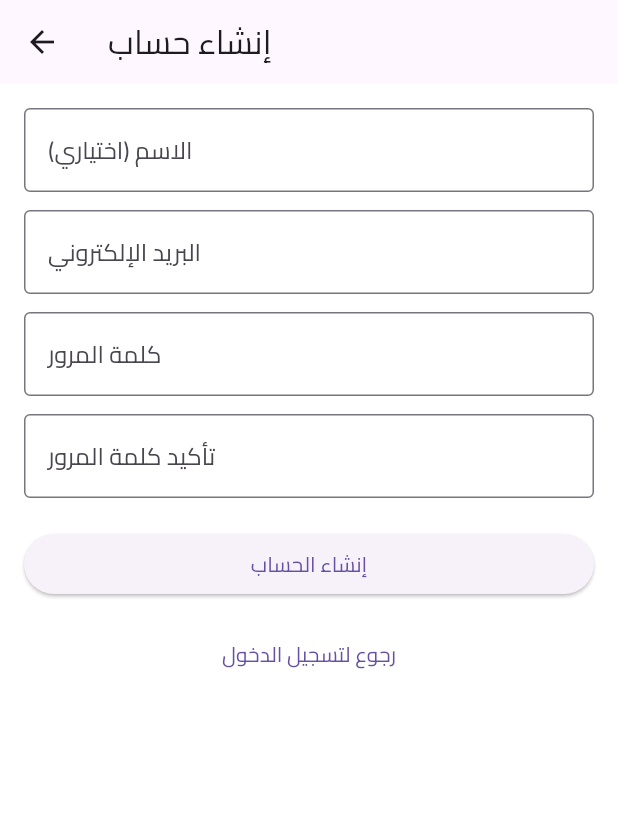
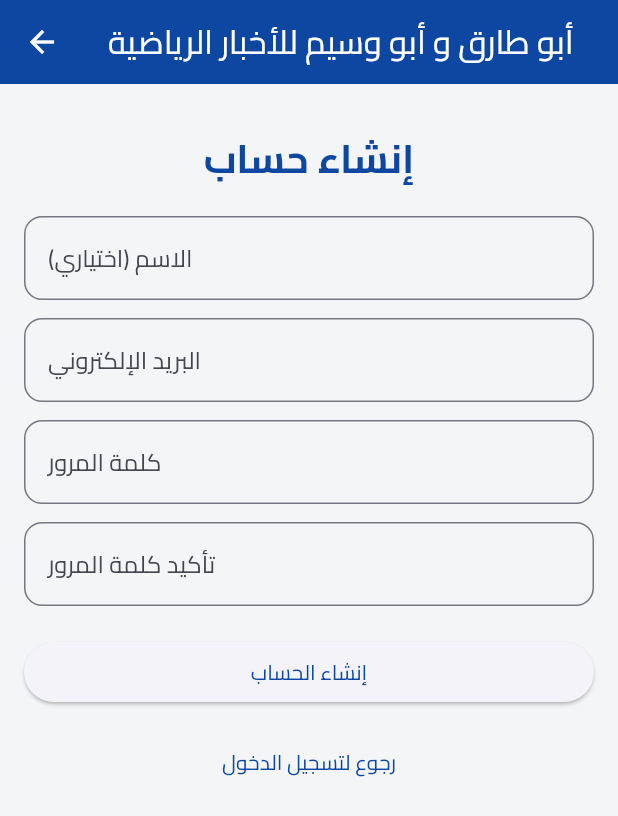
Before and after one commit to ibrahim2003lotfi/Sports_App, a Flutter app: the screen it shows after launch, after a tap on "إنشاء حساب جديد", on a phone screen of 412 x 824 dp. Shown: the top 816 px of the screen. Run offline on Flutter 3.47's test engine with Material 3 defaults, Android fonts, the phone set to English and light mode, and no system bars; our stand-ins replace cloud_firestore, firebase_auth, firebase_core, get; accounts and stored records are empty.

Commit message:
some of phase 3

```diff
--- /dev/null
+++ b/lib/app/controllers/admin/add_news_controller.dart
@@ -0,0 +1,47 @@
+import 'package:get/get.dart';
+import 'package:uuid/uuid.dart';
+
+import '../../models/news_model.dart';
+import '../../services/news_service.dart';
+
+class AddNewsController extends GetxController {
+  final title = ''.obs;
+  final description = ''.obs;
+  final sport = ''.obs;
+  final team = ''.obs;
+  final player = ''.obs;
+  final imageUrl = ''.obs;
+
+  final isLoading = false.obs;
+
+  final _service = NewsService();
+
+  Future<void> addNews() async {
+    if (title.isEmpty || description.isEmpty || sport.isEmpty) {
+      Get.snackbar("خطأ", "يجب ملء الحقول الأساسية");
+      return;
+    }
+
+    isLoading.value = true;
+
+    final id = const Uuid().v4();
+
+    final news = NewsModel(
+      id: id,
+      title: title.value,
+      description: description.value,
+      sport: sport.value,
+      team: team.value.isNotEmpty ? team.value : null,
+      player: player.value.isNotEmpty ? player.value : null,
+      imageUrl: imageUrl.value,
+      createdAt: DateTime.now(),
+    );
+
+    await _service.addNews(news);
+
+    isLoading.value = false;
+
+    Get.back();
+    Get.snackbar("تم", "تمت إضافة الخبر بنجاح");
+  }
+}
--- a/lib/app/routes/app_pages.dart
+++ b/lib/app/routes/app_pages.dart
@@ -1,7 +1,10 @@
 import 'package:get/get.dart';
 import 'package:sports_app/app/bindings/admin_binding.dart';
+import 'package:sports_app/app/controllers/admin/add_news_controller.dart';
 import 'package:sports_app/app/controllers/auth/auth_check_controller.dart';
+import 'package:sports_app/app/views/admin/add_news_view.dart';
 import 'package:sports_app/app/views/admin/admin_dashboard_view.dart';
+import 'package:sports_app/app/views/news/news_feed_view.dart';
 import 'package:sports_app/app/views/splash/splash_view.dart';
 import '../views/auth/login_view.dart';
 import '../views/auth/signup_view.dart';
@@ -54,6 +57,19 @@ GetPage(
   ],
 ),
 
+GetPage(
+  name: Routes.ADD_NEWS,
+  page: () => const AddNewsView(),
+  binding: BindingsBuilder(() {
+    Get.put(AddNewsController());
+  }),
+),
+GetPage(
+  name: Routes.NEWS_FEED,
+  page: () => NewsFeedView(),
+),
+
+
 
     // أضف بقية الصفحات (admin/superadmin) لاحقاً
   ];
--- a/lib/app/routes/app_routes.dart
+++ b/lib/app/routes/app_routes.dart
@@ -9,4 +9,7 @@ abstract class Routes {
 
   static const ADMIN_DASHBOARD = '/admin-dashboard';
   static const SUPER_ADMIN_DASHBOARD = '/super-admin-dashboard';
+
+  static const ADD_NEWS = '/add-news';
+  static const NEWS_FEED = '/news-feed';
 }
--- a/lib/app/views/auth/login_view.dart
+++ b/lib/app/views/auth/login_view.dart
@@ -10,6 +10,10 @@ class LoginView extends GetView<LoginController> {
   @override
   Widget build(BuildContext context) {
     return Scaffold(
+      appBar: AppBar(
+        title: const Text(" أبو طارق و أبو وسيم للأخبار الرياضية"),
+      ),
+
       body: Padding(
         padding: const EdgeInsets.all(20),
         child: Center(
@@ -18,19 +22,35 @@ class LoginView extends GetView<LoginController> {
               children: [
                 const Text(
                   "تسجيل الدخول",
-                  style: TextStyle(fontSize: 26, fontWeight: FontWeight.bold),
+                  style: TextStyle(
+                    fontSize: 28,
+                    fontWeight: FontWeight.bold,
+                    color: Color(0xff0D47A1),
+                  ),
                 ),
-                const SizedBox(height: 30),
+                const SizedBox(height: 20),
+
+                // كرة قدم صغيرة كستايل
+                const Icon(
+                  Icons.sports_soccer,
+                  size: 60,
+                  color: Color(0xff0D47A1),
+                ),
+
+                const SizedBox(height: 35),
+
                 CustomInput(
                   label: "البريد الإلكتروني",
                   onChanged: (v) => controller.email.value = v,
                 ),
                 const SizedBox(height: 15),
+
                 CustomInput(
                   label: "كلمة المرور",
                   isPassword: true,
                   onChanged: (v) => controller.password.value = v,
                 ),
+
                 const SizedBox(height: 25),
                 Obx(() {
                   return controller.isLoading.value
@@ -40,15 +60,14 @@ class LoginView extends GetView<LoginController> {
                           onPressed: controller.login,
                         );
                 }),
+
                 TextButton(
                   onPressed: controller.forgotPassword,
                   child: const Text("نسيت كلمة المرور؟"),
                 ),
+
                 TextButton(
-                  onPressed: () {
-                    Get.toNamed(
-                        '/signup'); // أو Routes.SIGNUP حسب ملف الراوتس عندك
-                  },
+                  onPressed: () => Get.toNamed('/signup'),
                   child: const Text("إنشاء حساب جديد"),
                 ),
               ],
--- a/lib/app/views/auth/signup_view.dart
+++ b/lib/app/views/auth/signup_view.dart
@@ -1,7 +1,7 @@
 import 'package:flutter/material.dart';
 import 'package:get/get.dart';
-import 'package:sports_app/app/widgets/custom_button.dart';
-import 'package:sports_app/app/widgets/custom_input.dart';
+import '../../widgets/custom_button.dart';
+import '../../widgets/custom_input.dart';
 import '../../controllers/auth/signup_controller.dart';
 
 class SignupView extends GetView<SignupController> {
@@ -10,34 +10,52 @@ class SignupView extends GetView<SignupController> {
   @override
   Widget build(BuildContext context) {
     return Scaffold(
-      appBar: AppBar(title: const Text('إنشاء حساب')),
+      appBar: AppBar(
+        title: const Text("أبو طارق و أبو وسيم للأخبار الرياضية"),
+      ),
+
       body: Padding(
         padding: const EdgeInsets.all(16),
         child: SingleChildScrollView(
           child: Column(
             children: [
+              const SizedBox(height: 15),
+              const Text(
+                "إنشاء حساب",
+                style: TextStyle(
+                  fontSize: 26,
+                  fontWeight: FontWeight.bold,
+                  color: Color(0xff0D47A1),
+                ),
+              ),
+              const SizedBox(height: 20),
+
               CustomInput(
                 label: 'الاسم (اختياري)',
                 onChanged: (v) => controller.name.value = v,
               ),
               const SizedBox(height: 12),
+
               CustomInput(
                 label: 'البريد الإلكتروني',
                 onChanged: (v) => controller.email.value = v,
               ),
               const SizedBox(height: 12),
+
               CustomInput(
                 label: 'كلمة المرور',
                 isPassword: true,
                 onChanged: (v) => controller.password.value = v,
               ),
               const SizedBox(height: 12),
+
               CustomInput(
                 label: 'تأكيد كلمة المرور',
                 isPassword: true,
                 onChanged: (v) => controller.confirmPassword.value = v,
               ),
               const SizedBox(height: 20),
+
               Obx(() {
                 return controller.isLoading.value
                     ? const CircularProgressIndicator()
@@ -46,6 +64,7 @@ class SignupView extends GetView<SignupController> {
                         onPressed: controller.signup,
                       );
               }),
+
               const SizedBox(height: 12),
               TextButton(
                 onPressed: () => Get.back(),
--- a/lib/app/widgets/custom_input.dart
+++ b/lib/app/widgets/custom_input.dart
@@ -2,24 +2,29 @@ import 'package:flutter/material.dart';
 
 class CustomInput extends StatelessWidget {
   final String label;
-  final Function(String)? onChanged;
   final bool isPassword;
+  final void Function(String)? onChanged;
+  final int maxLines;
 
   const CustomInput({
     super.key,
     required this.label,
+    this.isPassword = false,
     this.onChanged,
-    this.isPassword = false,
+    this.maxLines = 1,   // ← ← أضفنا هالباراميتر
   });
 
   @override
   Widget build(BuildContext context) {
     return TextField(
+      onChanged: onChanged,
       obscureText: isPassword,
-      onChanged: onChanged,
+      maxLines: maxLines, // ← ← استخدمناه هون
       decoration: InputDecoration(
         labelText: label,
-        border: OutlineInputBorder(),
+        border: OutlineInputBorder(
+          borderRadius: BorderRadius.circular(12),
+        ),
       ),
     );
   }
--- a/lib/main.dart
+++ b/lib/main.dart
@@ -27,8 +27,19 @@ class MyApp extends StatelessWidget {
       initialRoute: Routes.SPLASH, // أول صفحة بدنا ياها
       getPages: AppPages.routes, // جميع الراوتات من ملف app_pages.dart
       theme: ThemeData(
+        primaryColor: const Color(0xff0D47A1),
+        colorScheme: ColorScheme.fromSeed(
+          seedColor: const Color(0xff0D47A1),
+          primary: const Color(0xff0D47A1),
+          secondary: const Color(0xffFFC107),
+        ),
+        scaffoldBackgroundColor: const Color(0xfff3f5f7),
+        appBarTheme: const AppBarTheme(
+          backgroundColor: Color(0xff0D47A1),
+          foregroundColor: Colors.white,
+          centerTitle: true,
+        ),
         fontFamily: "Cairo",
-        scaffoldBackgroundColor: Colors.white,
       ),
     );
   }
```
Also changed, not shown: lib/app/models/news_model.dart (added, +47 -0 lines), lib/app/services/news_service.dart (added, +21 -0 lines), lib/app/views/admin/add_news_view.dart (added, +65 -0 lines), lib/app/views/auth/onboarding_view.dart (+32 -13 lines), lib/app/views/home/home_view.dart (+2 -8 lines), lib/app/views/news/news_feed_view.dart (added, +47 -0 lines).
